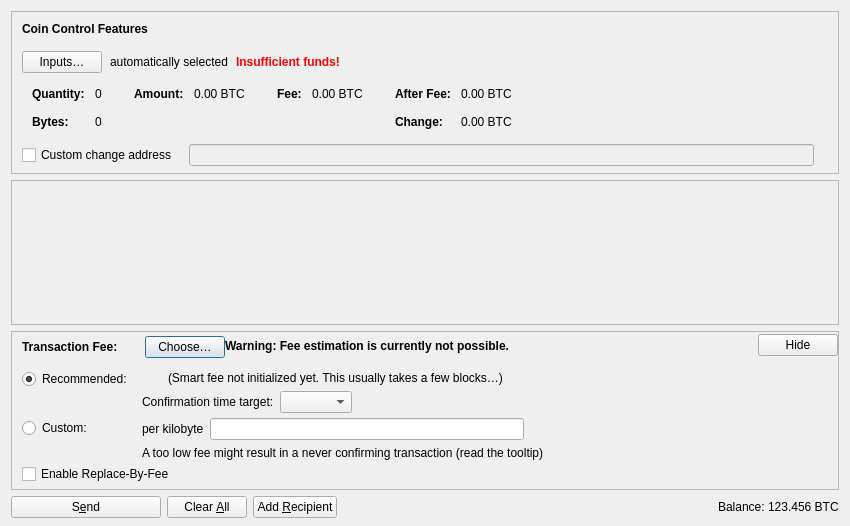
Before: the Qt Designer form src/qt/forms/sendcoinsdialog.ui in Bitwebisss/bitweb, drawn with Qt 5.
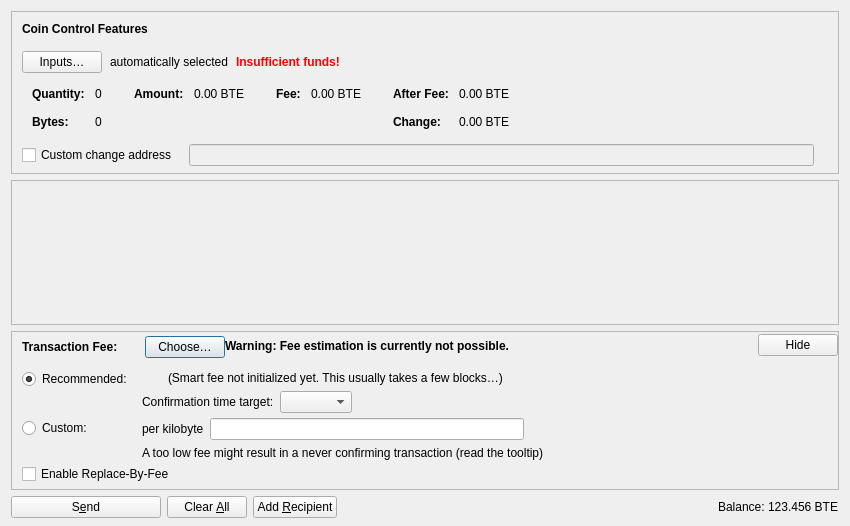
After: the same form once the commit is applied. Icons and pictures are not drawn. Custom widgets are drawn as their Qt base class.

```diff
--- a/src/qt/forms/sendcoinsdialog.ui
+++ b/src/qt/forms/sendcoinsdialog.ui
@@ -327,7 +327,7 @@
                   <enum>Qt::ActionsContextMenu</enum>
                  </property>
                  <property name="text">
-                  <string notr="true">0.00 BTC</string>
+                  <string notr="true">0.00 BTE</string>
                  </property>
                  <property name="textInteractionFlags">
                   <set>Qt::LinksAccessibleByMouse|Qt::TextSelectableByKeyboard|Qt::TextSelectableByMouse</set>
@@ -378,7 +378,7 @@
                   <enum>Qt::ActionsContextMenu</enum>
                  </property>
                  <property name="text">
-                  <string notr="true">0.00 BTC</string>
+                  <string notr="true">0.00 BTE</string>
                  </property>
                  <property name="textInteractionFlags">
                   <set>Qt::LinksAccessibleByMouse|Qt::TextSelectableByKeyboard|Qt::TextSelectableByMouse</set>
@@ -432,7 +432,7 @@
                   <enum>Qt::ActionsContextMenu</enum>
                  </property>
                  <property name="text">
-                  <string notr="true">0.00 BTC</string>
+                  <string notr="true">0.00 BTE</string>
                  </property>
                  <property name="textInteractionFlags">
                   <set>Qt::LinksAccessibleByMouse|Qt::TextSelectableByKeyboard|Qt::TextSelectableByMouse</set>
@@ -461,7 +461,7 @@
                   <enum>Qt::ActionsContextMenu</enum>
                  </property>
                  <property name="text">
-                  <string notr="true">0.00 BTC</string>
+                  <string notr="true">0.00 BTE</string>
                  </property>
                  <property name="textInteractionFlags">
                   <set>Qt::LinksAccessibleByMouse|Qt::TextSelectableByKeyboard|Qt::TextSelectableByMouse</set>
@@ -1191,7 +1191,7 @@
           <cursorShape>IBeamCursor</cursorShape>
          </property>
          <property name="text">
-          <string notr="true">123.456 BTC</string>
+          <string notr="true">123.456 BTE</string>
          </property>
          <property name="textInteractionFlags">
           <set>Qt::LinksAccessibleByMouse|Qt::TextSelectableByKeyboard|Qt::TextSelectableByMouse</set>
```
